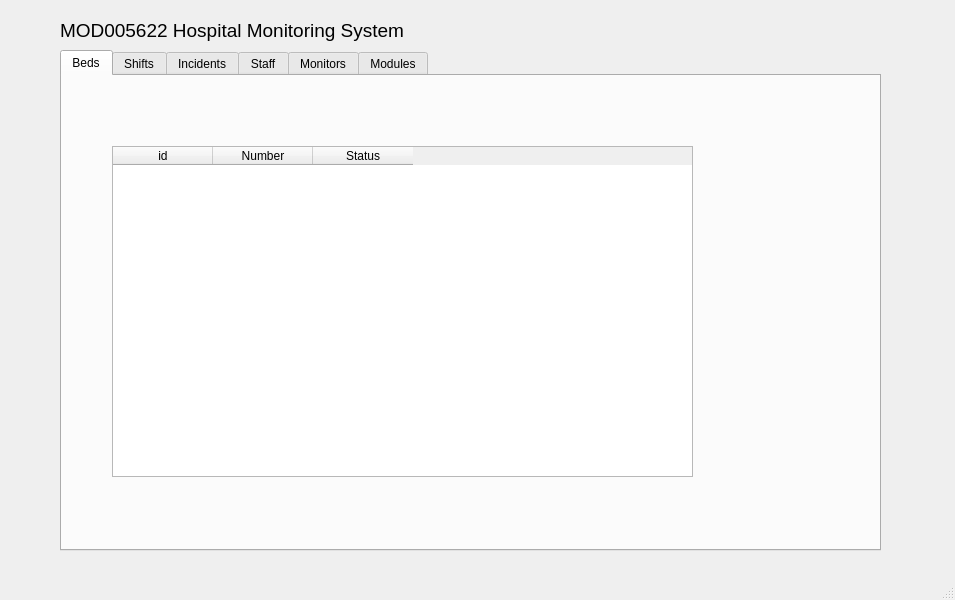
Qt form src/files/mainwindow.ui (ZaxterB/Hospital) before a commit.
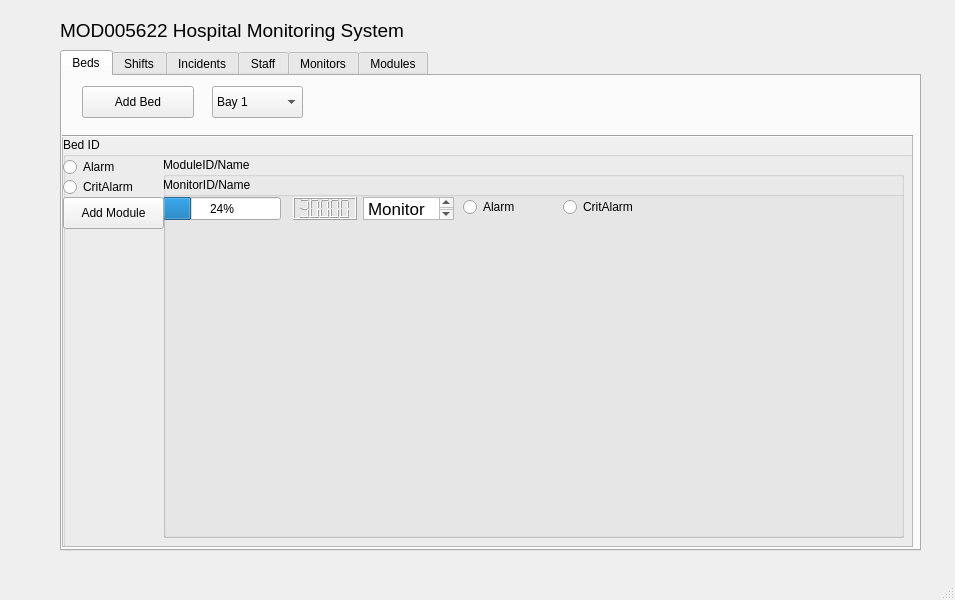
The same form after that commit.

The edit to the form file:
```diff
--- a/src/files/mainwindow.ui
+++ b/src/files/mainwindow.ui
@@ -19,7 +19,7 @@
      <rect>
       <x>60</x>
       <y>50</y>
-      <width>821</width>
+      <width>861</width>
       <height>501</height>
      </rect>
     </property>
@@ -33,42 +33,245 @@
      <attribute name="title">
       <string>Beds</string>
      </attribute>
-     <widget class="QTableWidget" name="tblBed">
+     <widget class="QScrollArea" name="scrollArea">
       <property name="geometry">
        <rect>
-        <x>50</x>
-        <y>70</y>
-        <width>581</width>
-        <height>331</height>
+        <x>0</x>
+        <y>60</y>
+        <width>851</width>
+        <height>411</height>
        </rect>
       </property>
-      <property name="selectionMode">
-       <enum>QAbstractItemView::SingleSelection</enum>
+      <property name="widgetResizable">
+       <bool>true</bool>
       </property>
-      <property name="selectionBehavior">
-       <enum>QAbstractItemView::SelectRows</enum>
+      <widget class="QWidget" name="scrollAreaWidgetContents">
+       <property name="geometry">
+        <rect>
+         <x>0</x>
+         <y>0</y>
+         <width>849</width>
+         <height>409</height>
+        </rect>
+       </property>
+       <widget class="QWidget" name="layoutWidget">
+        <property name="geometry">
+         <rect>
+          <x>0</x>
+          <y>0</y>
+          <width>851</width>
+          <height>411</height>
+         </rect>
+        </property>
+        <layout class="QVBoxLayout" name="verticalLayout">
+         <item>
+          <widget class="QGroupBox" name="groupBox">
+           <property name="minimumSize">
+            <size>
+             <width>849</width>
+             <height>120</height>
+            </size>
+           </property>
+           <property name="title">
+            <string>Bed ID</string>
+           </property>
+           <widget class="QWidget" name="verticalLayoutWidget">
+            <property name="geometry">
+             <rect>
+              <x>100</x>
+              <y>20</y>
+              <width>741</width>
+              <height>381</height>
+             </rect>
+            </property>
+            <layout class="QVBoxLayout" name="verticalLayout_2">
+             <item>
+              <widget class="QGroupBox" name="groupBox_2">
+               <property name="title">
+                <string>ModuleID/Name</string>
+               </property>
+               <widget class="QWidget" name="verticalLayoutWidget_2">
+                <property name="geometry">
+                 <rect>
+                  <x>0</x>
+                  <y>20</y>
+                  <width>761</width>
+                  <height>361</height>
+                 </rect>
+                </property>
+                <layout class="QVBoxLayout" name="verticalLayout_3">
+                 <item>
+                  <widget class="QGroupBox" name="groupBox_3">
+                   <property name="title">
+                    <string>MonitorID/Name</string>
+                   </property>
+                   <widget class="QProgressBar" name="progressBar">
+                    <property name="geometry">
+                     <rect>
+                      <x>0</x>
+                      <y>20</y>
+                      <width>118</width>
+                      <height>23</height>
+                     </rect>
+                    </property>
+                    <property name="value">
+                     <number>24</number>
+                    </property>
+                   </widget>
+                   <widget class="QLCDNumber" name="lcdNumber">
+                    <property name="geometry">
+                     <rect>
+                      <x>130</x>
+                      <y>20</y>
+                      <width>64</width>
+                      <height>23</height>
+                     </rect>
+                    </property>
+                    <property name="value">
+                     <number>30000</number>
+                    </property>
+                   </widget>
+                   <widget class="QTextBrowser" name="textBrowser">
+                    <property name="geometry">
+                     <rect>
+                      <x>200</x>
+                      <y>20</y>
+                      <width>91</width>
+                      <height>23</height>
+                     </rect>
+                    </property>
+                    <property name="html">
+                     <string>&lt;!DOCTYPE HTML PUBLIC &quot;-//W3C//DTD HTML 4.0//EN&quot; &quot;http://www.w3.org/TR/REC-html40/strict.dtd&quot;&gt;
+&lt;html&gt;&lt;head&gt;&lt;meta name=&quot;qrichtext&quot; content=&quot;1&quot; /&gt;&lt;style type=&quot;text/css&quot;&gt;
+p, li { white-space: pre-wrap; }
+&lt;/style&gt;&lt;/head&gt;&lt;body style=&quot; font-family:'.AppleSystemUIFont'; font-size:13pt; font-weight:400; font-style:normal;&quot;&gt;
+&lt;p style=&quot; margin-top:0px; margin-bottom:0px; margin-left:0px; margin-right:0px; -qt-block-indent:0; text-indent:0px;&quot;&gt;Monitor Units&lt;/p&gt;&lt;/body&gt;&lt;/html&gt;</string>
+                    </property>
+                   </widget>
+                   <widget class="QRadioButton" name="radioButton_3">
+                    <property name="geometry">
+                     <rect>
+                      <x>300</x>
+                      <y>20</y>
+                      <width>100</width>
+                      <height>20</height>
+                     </rect>
+                    </property>
+                    <property name="text">
+                     <string>Alarm</string>
+                    </property>
+                   </widget>
+                   <widget class="QRadioButton" name="radioButton_4">
+                    <property name="geometry">
+                     <rect>
+                      <x>400</x>
+                      <y>20</y>
+                      <width>100</width>
+                      <height>20</height>
+                     </rect>
+                    </property>
+                    <property name="text">
+                     <string>CritAlarm</string>
+                    </property>
+                   </widget>
+                  </widget>
+                 </item>
+                </layout>
+               </widget>
+              </widget>
+             </item>
+            </layout>
+           </widget>
+           <widget class="QRadioButton" name="radioButton">
+            <property name="geometry">
+             <rect>
+              <x>0</x>
+              <y>20</y>
+              <width>101</width>
+              <height>20</height>
+             </rect>
+            </property>
+            <property name="text">
+             <string>Alarm</string>
+            </property>
+           </widget>
+           <widget class="QRadioButton" name="radioButton_2">
+            <property name="geometry">
+             <rect>
+              <x>0</x>
+              <y>40</y>
+              <width>101</width>
+              <height>20</height>
+             </rect>
+            </property>
+            <property name="text">
+             <string>CritAlarm</string>
+            </property>
+           </widget>
+           <widget class="QPushButton" name="pushButton_2">
+            <property name="geometry">
+             <rect>
+              <x>0</x>
+              <y>60</y>
+              <width>101</width>
+              <height>32</height>
+             </rect>
+            </property>
+            <property name="text">
+             <string>Add Module</string>
+            </property>
+           </widget>
+          </widget>
+         </item>
+        </layout>
+       </widget>
+      </widget>
+     </widget>
+     <widget class="QPushButton" name="pushButton">
+      <property name="geometry">
+       <rect>
+        <x>20</x>
+        <y>10</y>
+        <width>112</width>
+        <height>32</height>
+       </rect>
       </property>
-      <property name="rowCount">
-       <number>0</number>
+      <property name="text">
+       <string>Add Bed</string>
       </property>
-      <property name="columnCount">
-       <number>3</number>
+     </widget>
+     <widget class="QComboBox" name="comboBox">
+      <property name="geometry">
+       <rect>
+        <x>150</x>
+        <y>10</y>
+        <width>91</width>
+        <height>32</height>
+       </rect>
       </property>
-      <column>
+      <item>
        <property name="text">
-        <string>id</string>
+        <string>Bay 1</string>
        </property>
-      </column>
-      <column>
+      </item>
+      <item>
        <property name="text">
-        <string>Number</string>
+        <string>Bay 2</string>
        </property>
-      </column>
-      <column>
-       <property name="text">
-        <string>Status</string>
-       </property>
-      </column>
+      </item>
+     </widget>
+     <widget class="Line" name="line">
+      <property name="geometry">
+       <rect>
+        <x>0</x>
+        <y>50</y>
+        <width>851</width>
+        <height>20</height>
+       </rect>
+      </property>
+      <property name="orientation">
+       <enum>Qt::Horizontal</enum>
+      </property>
      </widget>
     </widget>
     <widget class="QWidget" name="tabShifts">
```
Left out of the diff: 26 changed lines with no effect on the pictures.
